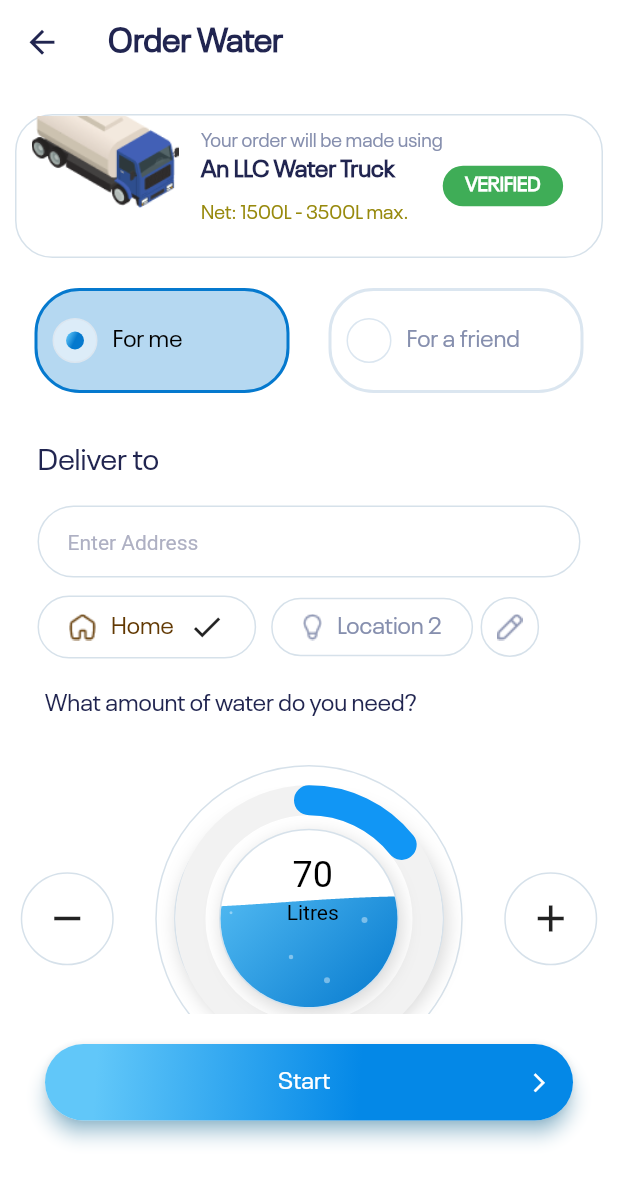
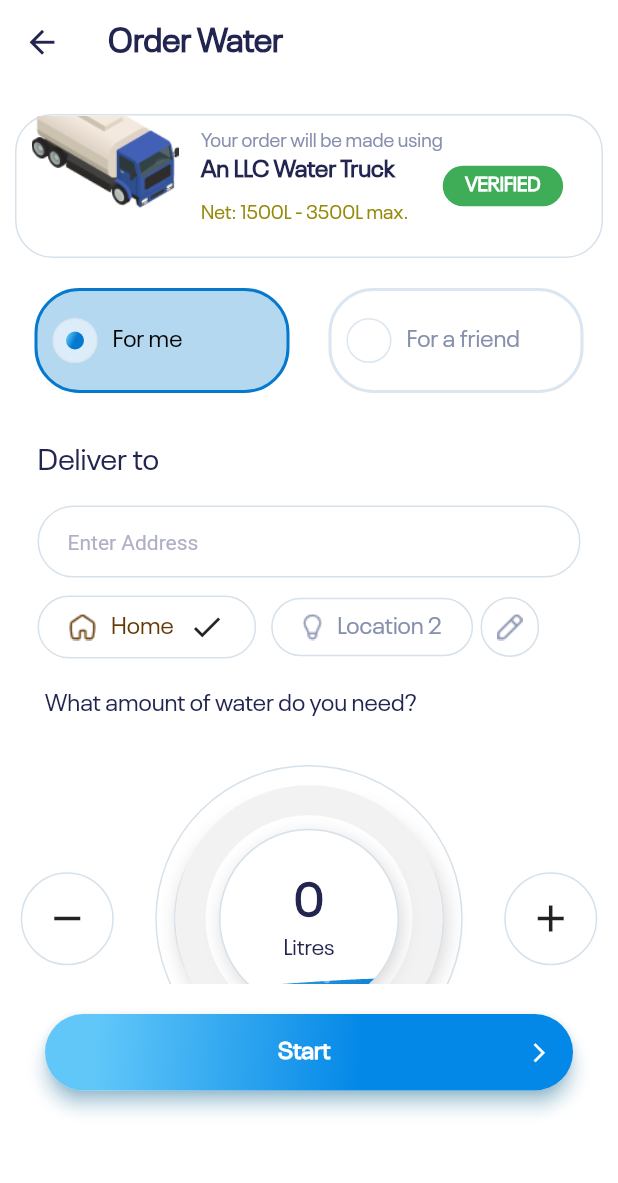
Before and after one commit to thenaijadev/Aquayar_v3, a Flutter app: the OrderWater screen opened by its route, on a phone screen of 412 x 824 dp. Shown: the top 1183 px of the screen. Run offline on Flutter 3.47's test engine with Material 2 defaults, Android fonts, the phone set to English and light mode, and no system bars; our stand-ins replace bloc, clay_containers, country_picker, dio, equatable, flutter_bloc and 9 more.

Commit message:
Sunday 25th of June 2023

```diff
--- a/lib/app/presentation/screens/customer_flow/order_water.dart
+++ b/lib/app/presentation/screens/customer_flow/order_water.dart
@@ -18,13 +18,14 @@ class OrderWater extends StatefulWidget {
   State<OrderWater> createState() => _OrderWaterState();
 }
 
-class _OrderWaterState extends State<OrderWater>
-    with SingleTickerProviderStateMixin {
+class _OrderWaterState extends State<OrderWater> with TickerProviderStateMixin {
   // final ForWho _person = ForWho.myself;
   final formfieldkey_1 = GlobalKey<FormFieldState>();
   final formfieldkey_2 = GlobalKey<FormFieldState>();
 
   late AnimationController _animationController;
+  late AnimationController _animationController_2;
+  int count = 0;
   @override
   void initState() {
     _animationController =
@@ -32,8 +33,17 @@ class _OrderWaterState extends State<OrderWater>
           ..addListener(() {
             setState(() {});
           });
-    _animationController.animateTo(
-      0.14285714285,
+    // _animationController.animateTo(
+    //   0.14285714285,
+    // );
+
+    _animationController_2 =
+        AnimationController(vsync: this, duration: const Duration(seconds: 1))
+          ..addListener(() {
+            setState(() {});
+          });
+    _animationController_2.animateTo(
+      0.12,
     );
     super.initState();
   }
@@ -44,6 +54,8 @@ class _OrderWaterState extends State<OrderWater>
 
   String countryCode = "234";
   final formKey = GlobalKey<FormState>();
+
+  int liters = 0;
 
   @override
   Widget build(BuildContext context) {
@@ -66,10 +78,10 @@ class _OrderWaterState extends State<OrderWater>
           ),
         ),
       ),
-      body: Column(
+      body: ListView(
         children: [
           SizedBox(
-            height: 620,
+            height: 600,
             child: SingleChildScrollView(
               child: Column(
                 crossAxisAlignment: CrossAxisAlignment.start,
@@ -335,9 +347,32 @@ class _OrderWaterState extends State<OrderWater>
                       OutlinedContainer(
                         padding: const EdgeInsets.all(15),
                         onTap: () {
-                          if (_animationController.value > 0.14) {
+                          setState(() {
+                            if (liters == 500) {
+                              liters = 0;
+                            } else if (liters == 750) {
+                              liters = 500;
+                            } else if (liters == 1000) {
+                              liters = 750;
+                            } else if (liters == 1200) {
+                              liters = 1000;
+                            } else if (liters == 1500) {
+                              liters = 1200;
+                            } else if (liters == 2000) {
+                              liters = 1500;
+                            } else if (liters == 2500) {
+                              liters = 2000;
+                            } else if (liters == 2500) {
+                              liters = liters - 500;
+                            }
+                          });
+                          if (count > 0) {
                             _animationController.animateTo(
                                 _animationController.value - 0.14285714285);
+
+                            _animationController_2.animateTo(
+                                _animationController_2.value - 0.035);
+                            count--;
                           }
                         },
                         borderRadius: 40,
@@ -392,15 +427,53 @@ class _OrderWaterState extends State<OrderWater>
                               ),
                             ),
                           ),
-                          const WaterTank(),
+                          WaterTank(
+                            number: _animationController_2.value * 300,
+                          ),
+                          Column(
+                            children: [
+                              TextWidget(
+                                text: "$liters",
+                                fontWeight: FontWeight.bold,
+                                fontSize: 30,
+                              ),
+                              const TextWidget(
+                                text: "Litres",
+                                fontSize: 15,
+                              ),
+                            ],
+                          )
                         ],
                       ),
                       OutlinedContainer(
                         padding: const EdgeInsets.all(15),
                         onTap: () {
-                          _animationController.animateTo(
-                            _animationController.value + 0.14285714285,
-                          );
+                          setState(() {
+                            if (count == 0) {
+                              liters = 500;
+                            } else if (count == 1) {
+                              liters = 750;
+                            } else if (count == 2) {
+                              liters = 1000;
+                            } else if (count == 3) {
+                              liters = 1200;
+                            } else if (count == 4) {
+                              liters = 1500;
+                            } else if (count == 5) {
+                              liters = 2000;
+                            } else if (count == 6) {
+                              liters = 2500;
+                            }
+                          });
+                          if (count < 7) {
+                            _animationController.animateTo(
+                                _animationController.value + 0.14285714285,
+                                duration: const Duration(milliseconds: 200));
+                            _animationController_2.animateTo(
+                                _animationController_2.value + 0.035,
+                                duration: const Duration(milliseconds: 200));
+                            count++;
+                          }
                         },
                         borderRadius: 40,
                         child: const Icon(
@@ -411,7 +484,7 @@ class _OrderWaterState extends State<OrderWater>
                     ],
                   ),
                   const SizedBox(
-                    height: 50,
+                    height: 20,
                   )
                 ],
               ),
@@ -420,6 +493,7 @@ class _OrderWaterState extends State<OrderWater>
           BlueBtn(
               label: const TextWidget(
                 text: "              Start",
+                fontWeight: FontWeight.bold,
                 color: AppColors.white,
               ),
               onPressed: () {})
--- a/lib/app/presentation/widgets/customer_flow/water_tank.dart
+++ b/lib/app/presentation/widgets/customer_flow/water_tank.dart
@@ -3,8 +3,8 @@ import 'package:aquayar/utilities/constants.dart/app_colors.dart';
 import 'package:flutter/material.dart';
 
 class WaterTank extends StatelessWidget {
-  const WaterTank({super.key});
-
+  const WaterTank({super.key, required this.number});
+  final double number;
   @override
   Widget build(BuildContext context) {
     return SizedBox(
@@ -28,8 +28,8 @@ class WaterTank extends StatelessWidget {
                 blurRadius: 10),
           ],
         ),
-        child: const WaveView(
-          percentageValue: 70.0,
+        child: WaveView(
+          percentageValue: number,
         ),
       ),
     );
--- a/lib/app/presentation/widgets/customer_flow/wave_view.dart
+++ b/lib/app/presentation/widgets/customer_flow/wave_view.dart
@@ -127,36 +127,36 @@ class _WaveViewState extends State<WaveView> with TickerProviderStateMixin {
                 ),
               ),
             ),
-            Padding(
-              padding: const EdgeInsets.only(bottom: 40, left: 5),
+            const Padding(
+              padding: EdgeInsets.only(bottom: 40, left: 5),
               child: Center(
                 child: Column(
                   mainAxisAlignment: MainAxisAlignment.center,
                   crossAxisAlignment: CrossAxisAlignment.center,
                   children: <Widget>[
-                    Text(
-                      widget.percentageValue.round().toString(),
-                      textAlign: TextAlign.center,
-                      style: const TextStyle(
-                        fontFamily: FitnessAppTheme.fontName,
-                        fontSize: 24,
-                        letterSpacing: 0.0,
-                        color: Color.fromARGB(255, 0, 0, 0),
-                      ),
-                    ),
-                    const Padding(
-                      padding: EdgeInsets.only(top: 3.0),
-                      child: Text(
-                        'Litres',
-                        textAlign: TextAlign.center,
-                        style: TextStyle(
-                          fontFamily: FitnessAppTheme.fontName,
-                          fontSize: 14,
-                          letterSpacing: 0.0,
-                          color: Color.fromARGB(255, 0, 0, 0),
-                        ),
-                      ),
-                    ),
+                    // Text(
+                    //   "${widget.percentageValue.round()}",
+                    //   textAlign: TextAlign.center,
+                    //   style: const TextStyle(
+                    //     fontFamily: FitnessAppTheme.fontName,
+                    //     fontSize: 24,
+                    //     letterSpacing: 0.0,
+                    //     color: Color.fromARGB(255, 0, 0, 0),
+                    //   ),
+                    // ),
+                    // Padding(
+                    //   padding: EdgeInsets.only(top: 3.0),
+                    //   child: Text(
+                    //     'Litres',
+                    //     textAlign: TextAlign.center,
+                    //     style: TextStyle(
+                    //       fontFamily: FitnessAppTheme.fontName,
+                    //       fontSize: 14,
+                    //       letterSpacing: 0.0,
+                    //       color: Color.fromARGB(255, 0, 0, 0),
+                    //     ),
+                    //   ),
+                    // ),
                   ],
                 ),
               ),
```
